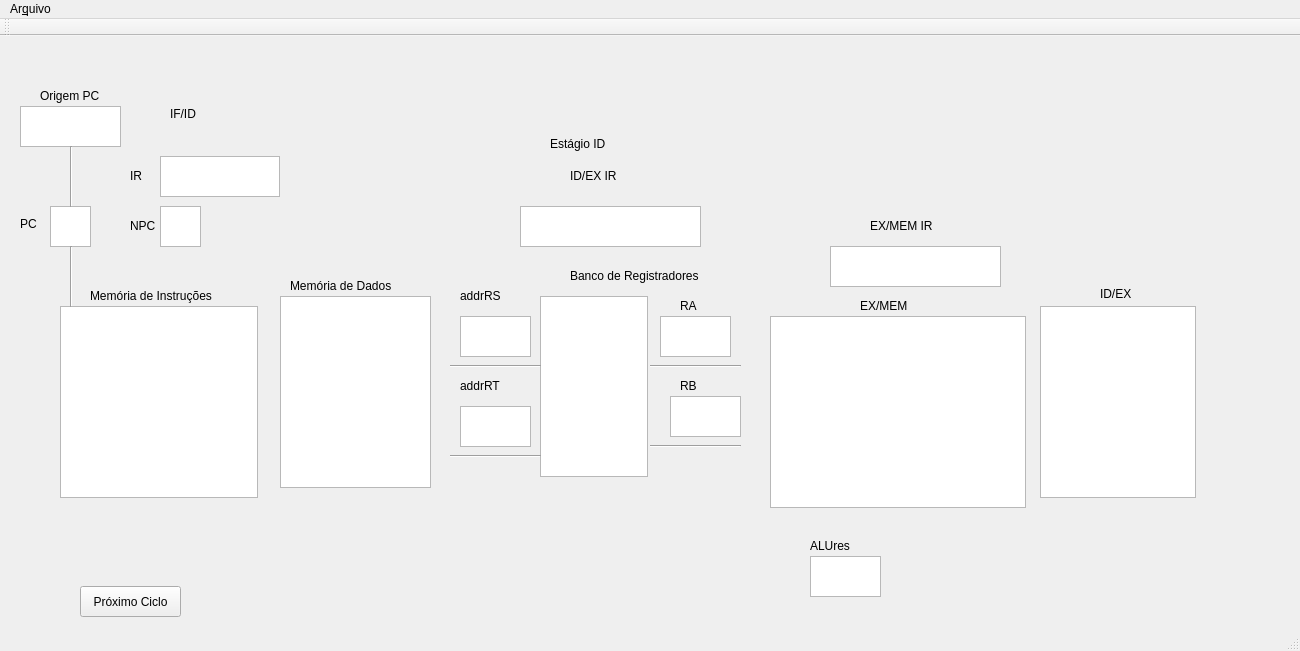
This is TesteQtGraphics/GraphicsTest/mainwindow.ui in asdomingues/SimuladorMIPS as Qt 5 draws it before an edit. The edited form follows.
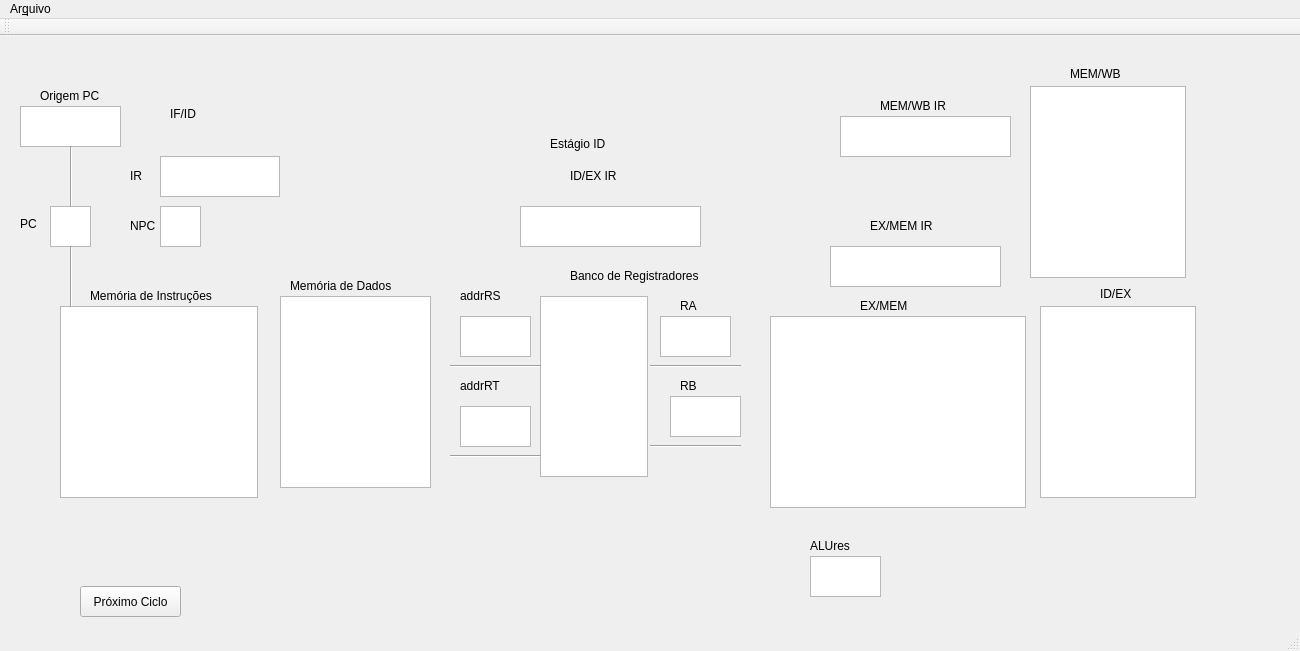
This is the edited form.

```diff
--- a/TesteQtGraphics/GraphicsTest/mainwindow.ui
+++ b/TesteQtGraphics/GraphicsTest/mainwindow.ui
@@ -556,6 +556,61 @@
      <string>Memória de Dados</string>
     </property>
    </widget>
+   <widget class="QTableWidget" name="MEMWB_t">
+    <property name="geometry">
+     <rect>
+      <x>1030</x>
+      <y>50</y>
+      <width>156</width>
+      <height>192</height>
+     </rect>
+    </property>
+    <property name="horizontalScrollBarPolicy">
+     <enum>Qt::ScrollBarAlwaysOff</enum>
+    </property>
+    <attribute name="verticalHeaderVisible">
+     <bool>false</bool>
+    </attribute>
+    <attribute name="verticalHeaderHighlightSections">
+     <bool>false</bool>
+    </attribute>
+   </widget>
+   <widget class="QLabel" name="label_19">
+    <property name="geometry">
+     <rect>
+      <x>1070</x>
+      <y>30</y>
+      <width>71</width>
+      <height>16</height>
+     </rect>
+    </property>
+    <property name="text">
+     <string>MEM/WB</string>
+    </property>
+   </widget>
+   <widget class="QTextBrowser" name="IRMEMWB">
+    <property name="geometry">
+     <rect>
+      <x>840</x>
+      <y>80</y>
+      <width>171</width>
+      <height>41</height>
+     </rect>
+    </property>
+   </widget>
+   <widget class="QLabel" name="label_20">
+    <property name="geometry">
+     <rect>
+      <x>880</x>
+      <y>60</y>
+      <width>81</width>
+      <height>20</height>
+     </rect>
+    </property>
+    <property name="text">
+     <string>MEM/WB IR</string>
+    </property>
+   </widget>
   </widget>
   <widget class="QMenuBar" name="menuBar">
    <property name="geometry">
```
